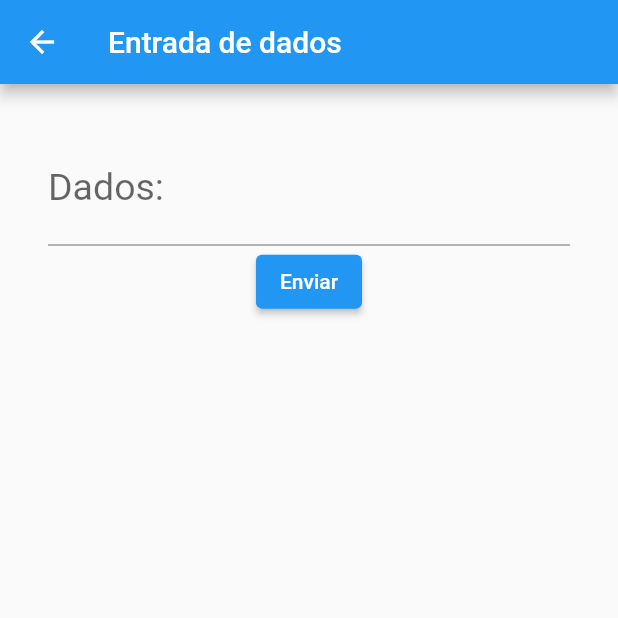
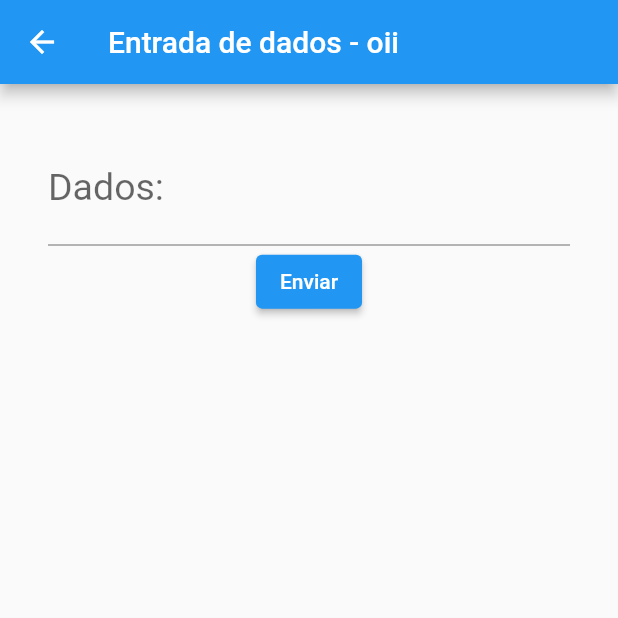
Before and after one commit to BarbosaKO/aprendendo-flutter, a Flutter app: the screen it shows after launch, after a tap on "Campos de Texto", on a phone screen of 412 x 824 dp, the top half of it. Run offline on Flutter 3.47's test engine with Material 2 defaults, Android fonts, the phone set to English and light mode, and no system bars; our stand-ins replace auto_size_text.

Commit message:
Passagem de dados entre telas

```diff
--- a/entrada_de_dados/lib/campo_texto.dart
+++ b/entrada_de_dados/lib/campo_texto.dart
@@ -1,7 +1,9 @@
 import 'package:flutter/material.dart';
 
+// ignore: must_be_immutable
 class CampoTexto extends StatefulWidget {
-  const CampoTexto({Key? key}) : super(key: key);
+  late String valor;
+  CampoTexto({Key? key, this.valor = ""}) : super(key: key);
 
   @override
   State<CampoTexto> createState() => _CampoTextoState();
@@ -15,7 +17,7 @@ class _CampoTextoState extends State<CampoTexto> {
   Widget build(BuildContext context) {
     return Scaffold(
       appBar: AppBar(
-        title: const Text("Entrada de dados"),
+        title: Text("Entrada de dados ${widget.valor}"),
       ),
       body: Center(
         child: Container(
--- a/entrada_de_dados/lib/home_page.dart
+++ b/entrada_de_dados/lib/home_page.dart
@@ -26,7 +26,9 @@ class HomePage extends StatelessWidget {
                 Navigator.push(
                   context,
                   MaterialPageRoute(
-                    builder: (context) => const CampoTexto(),
+                    builder: (context) => CampoTexto(
+                      valor: "- oii",
+                    ),
                   ),
                 );
               },
```
